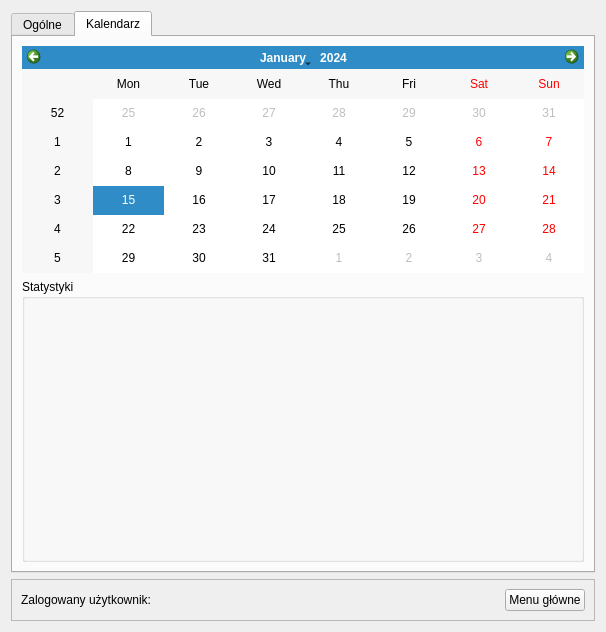
Before: the Qt Designer form coach/interface/ui/Stats_menu.ui in Daria34522/Trener_Personalny_Czacza, drawn with Qt 5.
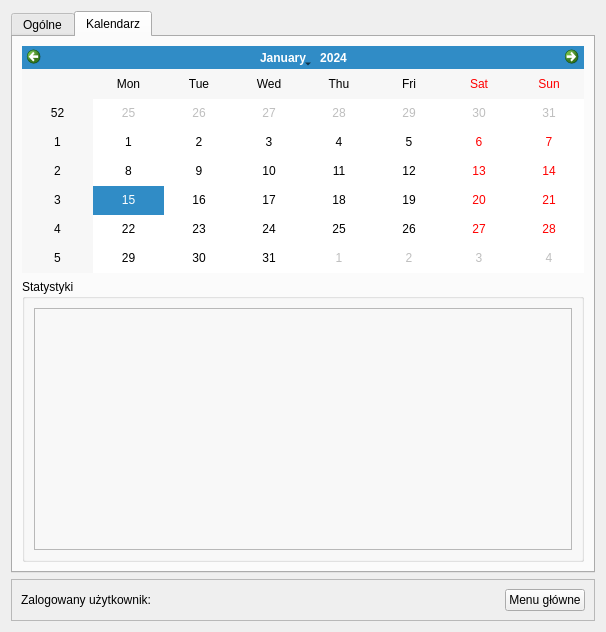
After: the same form once the commit is applied. The open tabs and pages were chosen to show the change.

```diff
--- a/coach/interface/ui/Stats_menu.ui
+++ b/coach/interface/ui/Stats_menu.ui
@@ -159,6 +159,18 @@
          <property name="title">
           <string>Statystyki</string>
          </property>
+         <layout class="QVBoxLayout" name="verticalLayout_5">
+          <item>
+           <widget class="QFrame" name="Day_stats">
+            <property name="frameShape">
+             <enum>QFrame::StyledPanel</enum>
+            </property>
+            <property name="frameShadow">
+             <enum>QFrame::Raised</enum>
+            </property>
+           </widget>
+          </item>
+         </layout>
         </widget>
        </item>
       </layout>
```
Left out of the diff: 2 changed lines with no effect on the pictures.
